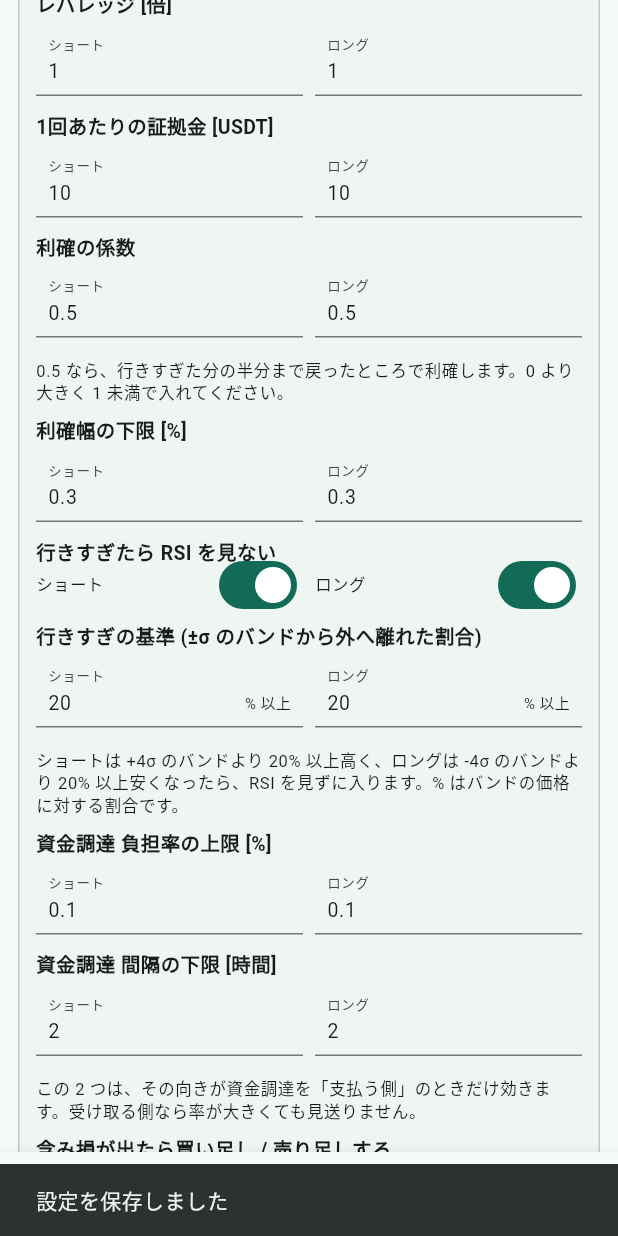
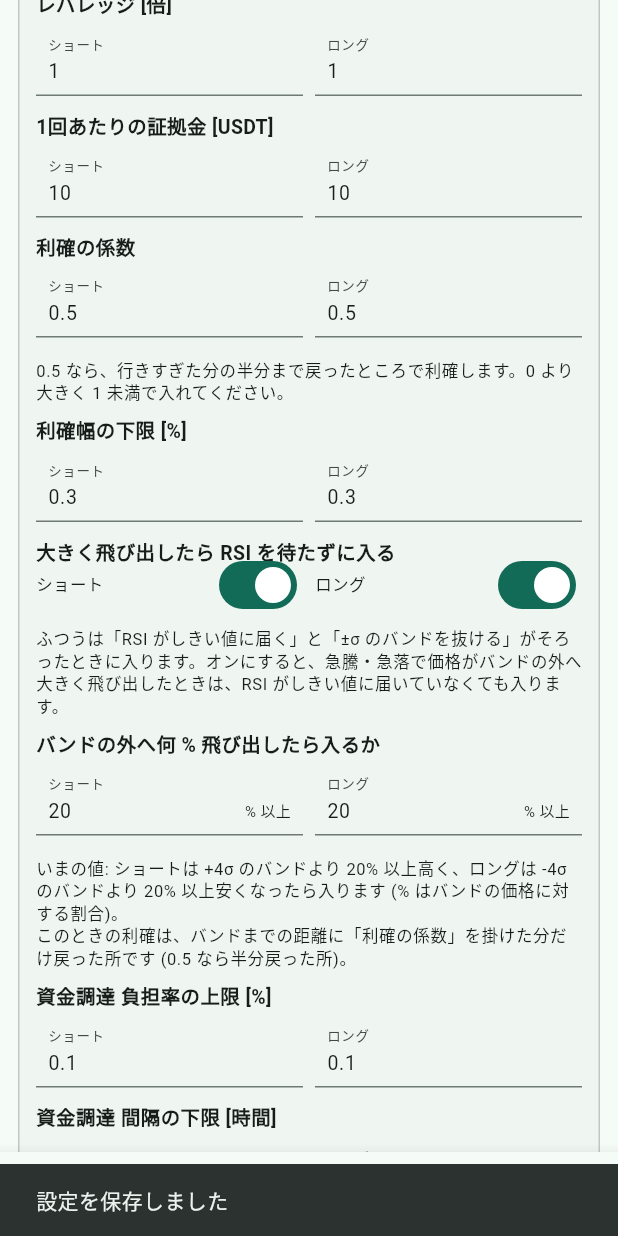
Before and after one commit to PG-Darksan/mexc-bot, a Flutter app: the SettingsPage widget shown alone on an empty page, opened directly, item 3 of the bottom bar chosen, scrolled down 1152 dp, on a phone screen of 412 x 824 dp. Run offline on Flutter 3.47's test engine with Material 3 defaults, Android fonts, the phone set to English and light mode, and no system bars; our stand-ins replace flutter_local_notifications, flutter_secure_storage, shared_preferences; missing offline and left inert: local_notifier, tray_manager, window_manager; accounts and stored records are empty; network calls fail.

Commit message:
建てた / 決済したときに通知を出し、「起動と同時に動かす」を外す
注文が出たら端末の通知で知らせる (Android は通知、Windows はトースト)。
届いた状態を前と見比べ、建玉が増えたら「建てました」、決済済みに移ったら
「決済しました」を出す。繋いだ直後にある分は知らせない。サーバーの
変更は要らない。Android は POST_NOTIFICATIONS と desugaring を足した。

「アプリ起動と同時にボットを動かす」を外した。「開始」から「停止」までを
覚えておき (wasRunning)、ローカル実行でアプリが終わったときは、次に
開いたとき続きから動かす。サーバー接続ではサーバーが動き続ける。
以前のオンは、続きから動かす印として引き継ぐ。設定タブの保存は、
この画面で変える値 (動かし方・URL・トークン) だけを今の設定に重ねる。

「行きすぎたら RSI を見ない」は「大きく飛び出したら RSI を待たずに入る」と
し、ふつうの入り方との違いと、そのときの利確の位置を書き足した。

履歴の項目名は幅を決め打ちにしていて、文字の大きい端末で「決済した時/刻」の
ように折り返していた。表にして一番長い項目名に合わせ、折り返さないようにした。
ログの時刻も同じ。

Co-Authored-By: Claude Opus 5.5 <noreply@anthropic.com>

```diff
--- a/app/lib/main.dart
+++ b/app/lib/main.dart
@@ -5,6 +5,7 @@ import 'package:flutter/material.dart';
 import 'package:window_manager/window_manager.dart';
 
 import 'src/app.dart';
+import 'src/notify/trade_notifier.dart';
 import 'src/settings/settings_store.dart';
 import 'src/state/app_state.dart';
 
@@ -29,7 +30,7 @@ Future<void> main() async {
   }
 
   final store = SettingsStore();
-  final state = AppState(store);
+  final state = AppState(store, notifier: TradeNotifier());
   runApp(MexcBotApp(state: state));
   await state.initialize();
 }
--- /dev/null
+++ b/app/lib/src/notify/trade_notifier.dart
@@ -0,0 +1,142 @@
+import 'dart:async';
+import 'dart:io';
+
+import 'package:flutter/foundation.dart';
+import 'package:flutter_local_notifications/flutter_local_notifications.dart';
+import 'package:local_notifier/local_notifier.dart';
+import 'package:mexc_core/mexc_core.dart';
+
+import '../ui/format.dart';
+
+/// 端末の通知を出す。Android は通知、Windows はトースト。
+///
+/// 通知を出せない端末や、利用者が許可しなかったときは何もしない
+/// (売買には関わらないので、失敗しても止めない)。
+class TradeNotifier {
+  final FlutterLocalNotificationsPlugin _android =
+      FlutterLocalNotificationsPlugin();
+  bool _ready = false;
+  int _nextId = 0;
+
+  static bool get isSupported =>
+      !kIsWeb && (Platform.isAndroid || Platform.isWindows);
+
+  Future<void> initialize() async {
+    if (!isSupported || _ready) return;
+    try {
+      if (Platform.isAndroid) {
+        await _android.initialize(
+          const InitializationSettings(
+            android: AndroidInitializationSettings('@mipmap/ic_launcher'),
+          ),
+        );
+        // Android 13 以降は利用者の許可が要る。返事を待つとボットの起動まで
+        // 待たされるので、尋ねるだけにする。
+        unawaited(
+          _android
+              .resolvePlatformSpecificImplementation<
+                AndroidFlutterLocalNotificationsPlugin
+              >()
+              ?.requestNotificationsPermission(),
+        );
+      } else {
+        await localNotifier.setup(appName: 'MEXC 自動売買');
+      }
+      _ready = true;
+    } catch (e) {
+      debugPrint('通知の準備に失敗しました: $e');
+    }
+  }
+
+  Future<void> show(TradeMessage message) async {
+    if (!_ready) return;
+    try {
+      if (Platform.isAndroid) {
+        await _android.show(
+          _nextId++,
+          message.title,
+          message.body,
+          const NotificationDetails(
+            android: AndroidNotificationDetails(
+              'trades',
+              '売買',
+              channelDescription: '建てたときと決済したときの知らせ',
+              importance: Importance.high,
+              priority: Priority.high,
+            ),
+          ),
+        );
+      } else {
+        await LocalNotification(
+          title: message.title,
+          body: message.body,
+        ).show();
+      }
+    } catch (e) {
+      debugPrint('通知を出せませんでした: $e');
+    }
+  }
+}
+
+/// 通知 1 件の文面。
+typedef TradeMessage = ({String title, String body});
+
+String _symbol(ManagedPosition p) => p.symbol.replaceAll('_', '');
+
+String _side(ManagedPosition p) =>
+    p.direction.isShort ? '売り (ショート)' : '買い (ロング)';
+
+/// 建てたときの文面。
+TradeMessage openedMessage(ManagedPosition p) => (
+  title: '建てました: ${_symbol(p)} ${_side(p)}',
+  body:
+      '${p.vol} 枚 @ ${formatPrice(p.entryPrice)} / '
+      '利確 ${formatPrice(p.takeProfitPrice)} (${p.timeframe.label})',
+);
+
+/// 決済したときの文面。
+TradeMessage closedMessage(ManagedPosition p) => (
+  title: '決済しました: ${_symbol(p)} ${formatPnl(p.realizedPnl)}',
+  body:
+      '${_side(p)} ${p.vol} 枚 / '
+      '${formatPrice(p.entryPrice)} → ${formatPrice(p.closePrice)}'
+      '${p.note == null ? '' : ' (${p.note})'}',
+);
+
+/// 状態の移り変わりから、新しく建った建玉と決済された建玉を拾う。
+///
+/// 繋いだ直後 ([reset] の後) の 1 回目は、いまある分を覚えるだけで何も
+/// 返さない。前からあった建玉を「建てました」と知らせないため。
+/// 繋ぎ直しで途切れても覚えた分は残すので、その間に建った / 決済した
+/// ものは、次に届いたときに知らせる。
+class PositionChangeTracker {
+  Set<String>? _open;
+  Set<String>? _closed;
+
+  void reset() {
+    _open = null;
+    _closed = null;
+  }
+
+  ({List<ManagedPosition> opened, List<ManagedPosition> closed}) update(
+    BotSnapshot snapshot,
+  ) {
+    final knownOpen = _open;
+    final knownClosed = _closed;
+    _open = {for (final p in snapshot.positions) p.id};
+    _closed = {for (final p in snapshot.closedPositions) p.id};
+    if (knownOpen == null || knownClosed == null) {
+      return (opened: const [], closed: const []);
+    }
+    return (
+      opened: [
+        for (final p in snapshot.positions)
+          if (!knownOpen.contains(p.id) && !knownClosed.contains(p.id)) p,
+      ],
+      closed: [
+        for (final p in snapshot.closedPositions)
+          if (!knownClosed.contains(p.id)) p,
+      ],
+    );
+  }
+}
--- a/app/lib/src/settings/app_settings.dart
+++ b/app/lib/src/settings/app_settings.dart
@@ -16,7 +16,7 @@ class AppSettings {
     this.mode = RunMode.local,
     this.serverUrl = 'ws://127.0.0.1:8080/ws',
     this.serverToken = '',
-    this.autoStartBot = false,
+    this.wasRunning = false,
     this.themeMode = AppThemeMode.system,
   });
 
@@ -24,8 +24,10 @@ class AppSettings {
   final String serverUrl;
   final String serverToken;
 
-  /// アプリ起動時にボットも起動するか。
-  final bool autoStartBot;
+  /// ローカル実行で、「停止」を押さずに終わったか (閉じた・落ちた)。
+  ///
+  /// 「開始」から「停止」までを覚えておき、次に開いたとき続きから動かす。
+  final bool wasRunning;
 
   /// 画面の明るさ。端末に合わせるか、明るい / 暗いを選ぶ。
   final AppThemeMode themeMode;
@@ -34,13 +36,13 @@ class AppSettings {
     RunMode? mode,
     String? serverUrl,
     String? serverToken,
-    bool? autoStartBot,
+    bool? wasRunning,
     AppThemeMode? themeMode,
   }) => AppSettings(
     mode: mode ?? this.mode,
     serverUrl: serverUrl ?? this.serverUrl,
     serverToken: serverToken ?? this.serverToken,
-    autoStartBot: autoStartBot ?? this.autoStartBot,
+    wasRunning: wasRunning ?? this.wasRunning,
     themeMode: themeMode ?? this.themeMode,
   );
 
@@ -48,7 +50,7 @@ class AppSettings {
     'mode': mode.name,
     'serverUrl': serverUrl,
     'serverToken': serverToken,
-    'autoStartBot': autoStartBot,
+    'wasRunning': wasRunning,
     'themeMode': themeMode.name,
   };
 
@@ -59,7 +61,11 @@ class AppSettings {
     ),
     serverUrl: json['serverUrl'] as String? ?? 'ws://127.0.0.1:8080/ws',
     serverToken: json['serverToken'] as String? ?? '',
-    autoStartBot: json['autoStartBot'] as bool? ?? false,
+    // 以前の「アプリ起動と同時にボットを動かす」がオンなら、続きから動かす。
+    wasRunning:
+        json['wasRunning'] as bool? ??
+        json['autoStartBot'] as bool? ??
+        false,
     themeMode: AppThemeMode.values.firstWhere(
       (e) => e.name == json['themeMode'],
       orElse: () => AppThemeMode.system,
--- a/app/lib/src/state/app_state.dart
+++ b/app/lib/src/state/app_state.dart
@@ -4,6 +4,7 @@ import 'package:flutter/foundation.dart';
 import 'package:mexc_core/mexc_core.dart';
 
 import '../data/account_data.dart';
+import '../notify/trade_notifier.dart';
 import '../settings/app_settings.dart';
 import '../settings/settings_store.dart';
 
@@ -22,9 +23,13 @@ class ChartRequest {
 /// ローカル実行とサーバー接続を同じ口 ([BotController]) で扱い、
 /// 画面はこのクラスだけを見る。
 class AppState extends ChangeNotifier {
-  AppState(this._store);
+  AppState(this._store, {TradeNotifier? notifier}) : _notifier = notifier;
 
   final SettingsStore _store;
+
+  /// 建てた / 決済したときに端末の通知を出す。テストでは渡さない。
+  final TradeNotifier? _notifier;
+  final PositionChangeTracker _changes = PositionChangeTracker();
 
   AppSettings _settings = const AppSettings();
   StrategyConfig _config = const StrategyConfig();
@@ -90,13 +95,16 @@ class AppState extends ChangeNotifier {
     _snapshot = BotSnapshot.initial(_config);
     _initialized = true;
     notifyListeners();
+    await _notifier?.initialize();
 
     await _rebuildController();
 
-    if (_settings.autoStartBot) {
+    if (isLocalMode && _settings.wasRunning) {
+      // 前回「停止」を押さずに終わった (閉じた・落ちた) ので、続きから動かす。
+      // サーバー接続では、サーバーが自分で動き続けている。
       await start();
     } else if (_credentials.apiKey.isNotEmpty) {
-      // 起動しない設定でも、口座の中身は最初に一度見せる。
+      // 動かしていなくても、口座の中身は最初に一度見せる。
       await refreshAccount();
     }
 
@@ -162,10 +170,13 @@ class AppState extends ChangeNotifier {
 
     _controller = controller;
     _rebuildAccountSource();
+    // 繋ぎ先が変わったので、建玉の覚えを取り直す (前からある分は知らせない)。
+    _changes.reset();
     _snapshotSub = controller.snapshots.listen((s) {
       _snapshot = s;
       // サーバー側の設定を正とする。
       if (!controller.isLocal) _config = s.config;
+      _notifyTrades(s);
       notifyListeners();
     });
     _eventSub = controller.events.listen(_addEvent);
@@ -189,14 +200,38 @@ class AppState extends ChangeNotifier {
     notifyListeners();
   }
 
+  /// 建てた / 決済したことを、端末の通知で知らせる。
+  void _notifyTrades(BotSnapshot snapshot) {
+    final notifier = _notifier;
+    if (notifier == null) return;
+    final changes = _changes.update(snapshot);
+    for (final p in changes.opened) {
+      unawaited(notifier.show(openedMessage(p)));
+    }
+    for (final p in changes.closed) {
+      unawaited(notifier.show(closedMessage(p)));
+    }
+  }
+
   Future<void> start() async {
     await _controller?.start();
+    await _rememberRunning(true);
     notifyListeners();
   }
 
   Future<void> stop() async {
     await _controller?.stop();
+    await _rememberRunning(false);
     notifyListeners();
+  }
+
+  /// ローカル実行では「開始」から「停止」までを覚えておく。アプリを閉じたり
+  /// 落ちたりしても、次に開いたとき続きから動かすため。
+  /// サーバー接続ではサーバーが覚えているので、ここでは何もしない。
+  Future<void> _rememberRunning(bool running) async {
+    if (!isLocalMode || _settings.wasRunning == running) return;
+    _settings = _settings.copyWith(wasRunning: running);
+    await _store.saveAppSettings(_settings);
   }
 
   Future<void> closePosition(String id) async {
@@ -277,6 +312,8 @@ class AppState extends ChangeNotifier {
 
   Future<void> updateAppSettings(AppSettings settings) async {
     final modeChanged = settings.mode != _settings.mode;
+    // 動かし方を変えるとローカルのボットは止まるので、続きから動かす印も消す。
+    if (modeChanged) settings = settings.copyWith(wasRunning: false);
     final connectionChanged =
         settings.serverUrl != _settings.serverUrl ||
         settings.serverToken != _settings.serverToken;
--- a/app/lib/src/ui/dashboard_page.dart
+++ b/app/lib/src/ui/dashboard_page.dart
@@ -435,9 +435,9 @@ class _SideConditions extends StatelessWidget {
             ),
             if (side.bandBreakoutEntryEnabled)
               _Condition(
-                '行きすぎ逆張り',
-                '${isShort ? "+" : "-"}${side.bbSigma}σ から '
-                    '${side.bandBreakoutPercent}% 離れたら RSI を見ない',
+                '飛び出し',
+                '${isShort ? "+" : "-"}${side.bbSigma}σ のバンドより '
+                    '${side.bandBreakoutPercent}% 以上外なら RSI を待たずに入る',
               ),
           ],
         ),
--- a/app/lib/src/ui/settings_page.dart
+++ b/app/lib/src/ui/settings_page.dart
@@ -80,15 +80,16 @@ class _SettingsPageState extends State<SettingsPage> {
 
   /// 保存する画面設定を組む。
   ///
-  /// URL とトークンは入力欄から取る。明るさだけは、この画面の写し
-  /// (開いたときのまま) ではなく、いまの値を引き継ぐ。明るさは上の
-  /// ボタンで変えるので写しが古くなっており、そのまま書き戻すと
-  /// 動かし方を触ったとたんに明るさが元に戻ってしまう。
+  /// この画面で変えるのは動かし方・URL・トークンだけ (URL とトークンは
+  /// 入力欄から取る)。ほかの値 (明るさ・ボットを動かしたまま終わったか) は
+  /// ほかの所で変わるので、この画面の写し (開いたときのまま) ではなく、
+  /// いまの値を引き継ぐ。写しのまま書き戻すと、動かし方を触ったとたんに
+  /// 明るさなどが元に戻ってしまう。
   AppSettings _settingsToSave(AppState state, AppSettings next) =>
-      next.copyWith(
+      state.settings.copyWith(
+        mode: next.mode,
         serverUrl: _serverUrlController.text.trim(),
         serverToken: _serverTokenController.text.trim(),
-        themeMode: state.settings.themeMode,
       );
 
   /// 動かし方まわりは、切り替えたその場で覚える。
@@ -170,7 +171,7 @@ class _SettingsPageState extends State<SettingsPage> {
     ).showSnackBar(const SnackBar(content: Text('設定を保存しました')));
   }
 
-  /// 「行きすぎ」の決め方を、いまの値で言葉にする。入れている向きだけ出す。
+  /// 飛び出しで入る条件を、いまの値で言葉にする。入れている向きだけ出す。
   String _breakoutHint() {
     final parts = [
       if (draft.short.bandBreakoutEntryEnabled)
@@ -180,8 +181,10 @@ class _SettingsPageState extends State<SettingsPage> {
         'ロングは -${_trimNumber(draft.long.bbSigma)}σ のバンドより '
             '${_trimNumber(draft.long.bandBreakoutPercent)}% 以上安く',
     ];
-    return '${parts.join('、')}なったら、RSI を見ずに入ります。'
-        '% はバンドの価格に対する割合です。';
+    return 'いまの値: ${parts.join('、')}なったら入ります '
+        '(% はバンドの価格に対する割合)。\n'
+        'このときの利確は、バンドまでの距離に「利確の係数」を掛けた分だけ'
+        '戻った所です (0.5 なら半分戻った所)。';
   }
 
   @override
@@ -361,7 +364,7 @@ class _SettingsPageState extends State<SettingsPage> {
                         ),
                       ),
                       _PairSwitch(
-                        title: '行きすぎたら RSI を見ない',
+                        title: '大きく飛び出したら RSI を待たずに入る',
                         shortValue: draft.short.bandBreakoutEntryEnabled,
                         longValue: draft.long.bandBreakoutEntryEnabled,
                         onShortChanged: (v) => _updateShort(
@@ -371,10 +374,16 @@ class _SettingsPageState extends State<SettingsPage> {
                           (x) => x.copyWith(bandBreakoutEntryEnabled: v),
                         ),
                       ),
+                      const _Hint(
+                        'ふつうは「RSI がしきい値に届く」と「±σ のバンドを抜ける」が'
+                        'そろったときに入ります。オンにすると、急騰・急落で価格が'
+                        'バンドの外へ大きく飛び出したときは、RSI がしきい値に'
+                        '届いていなくても入ります。',
+                      ),
                       if (draft.short.bandBreakoutEntryEnabled ||
                           draft.long.bandBreakoutEntryEnabled) ...[
                         _PairField(
-                          title: '行きすぎの基準 (±σ のバンドから外へ離れた割合)',
+                          title: 'バンドの外へ何 % 飛び出したら入るか',
                           shortSuffix: '% 以上',
                           longSuffix: '% 以上',
                           shortValue: draft.short.bandBreakoutPercent,
@@ -614,13 +623,12 @@ class _SettingsPageState extends State<SettingsPage> {
                           'ローカル実行のままにしてください。',
                         ),
                       ],
-                      _CompactSwitch(
-                        label: 'アプリ起動と同時にボットを動かす',
-                        subtitle: '入れておくと、開いた瞬間から本番の注文が出ます。',
-                        value: appDraft.autoStartBot,
-                        onChanged: (v) => _changeAppSettings(
-                          (s) => s.copyWith(autoStartBot: v),
-                        ),
+                      const _Hint(
+                        '「開始」を押すと、「停止」を押すまで動き続けます。'
+                        'サーバー接続では、アプリを閉じても落ちてもサーバーで'
+                        '動き続けます。ローカル実行では、アプリが終わると止まり'
+                        'ますが (Windows はウィンドウを閉じてもトレイで動き'
+                        '続けます)、次に開いたとき続きから動きます。',
                       ),
                     ],
                   ),
--- a/app/pubspec.yaml
+++ b/app/pubspec.yaml
@@ -1,7 +1,7 @@
 name: mexc_bot_app
 description: MEXC USDT無期限先物の自動売買クライアント (Windows / Android)
 publish_to: 'none'
-version: 0.1.14+15
+version: 0.1.15+16
 
 environment:
   sdk: ^3.11.0
@@ -10,8 +10,10 @@ dependencies:
   flutter:
     sdk: flutter
   cupertino_icons: ^1.0.8
+  flutter_local_notifications: ^17.2.4
   flutter_secure_storage: ^9.2.4
   intl: ^0.20.2
+  local_notifier: ^0.1.6
   mexc_core:
     path: ../packages/mexc_core
   shared_preferences: ^2.3.5
```
Also changed, not shown: app/lib/src/ui/log_page.dart (+5 -2 lines), app/lib/src/ui/orders_page.dart (+36 -15 lines), 7 other files.
